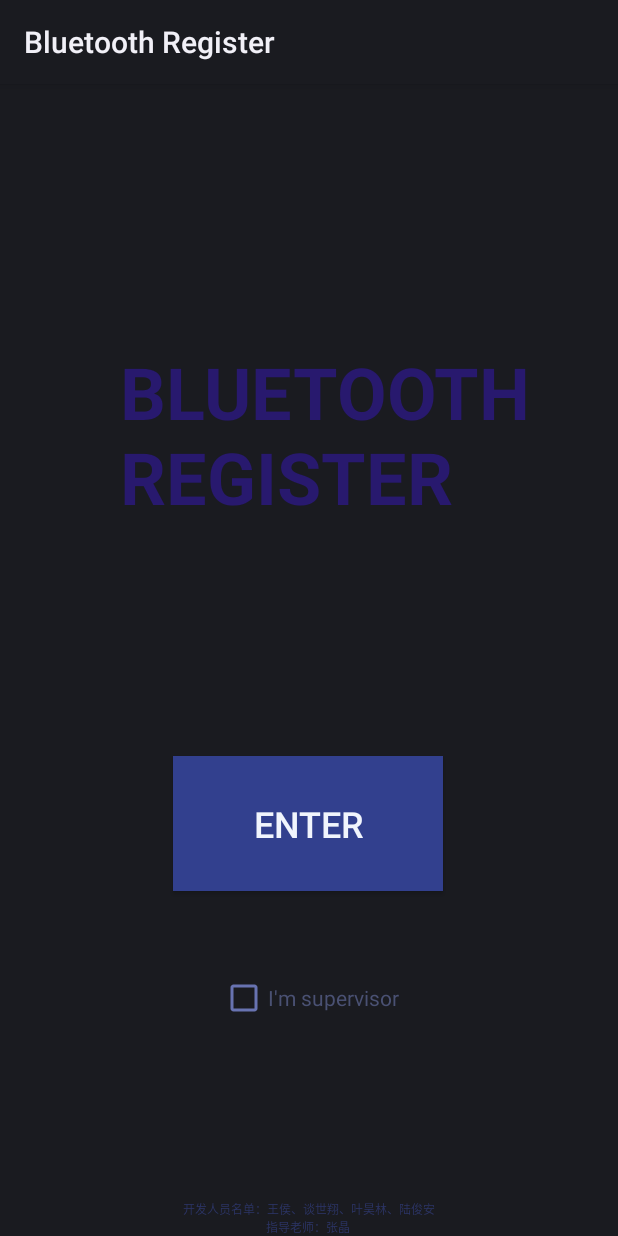
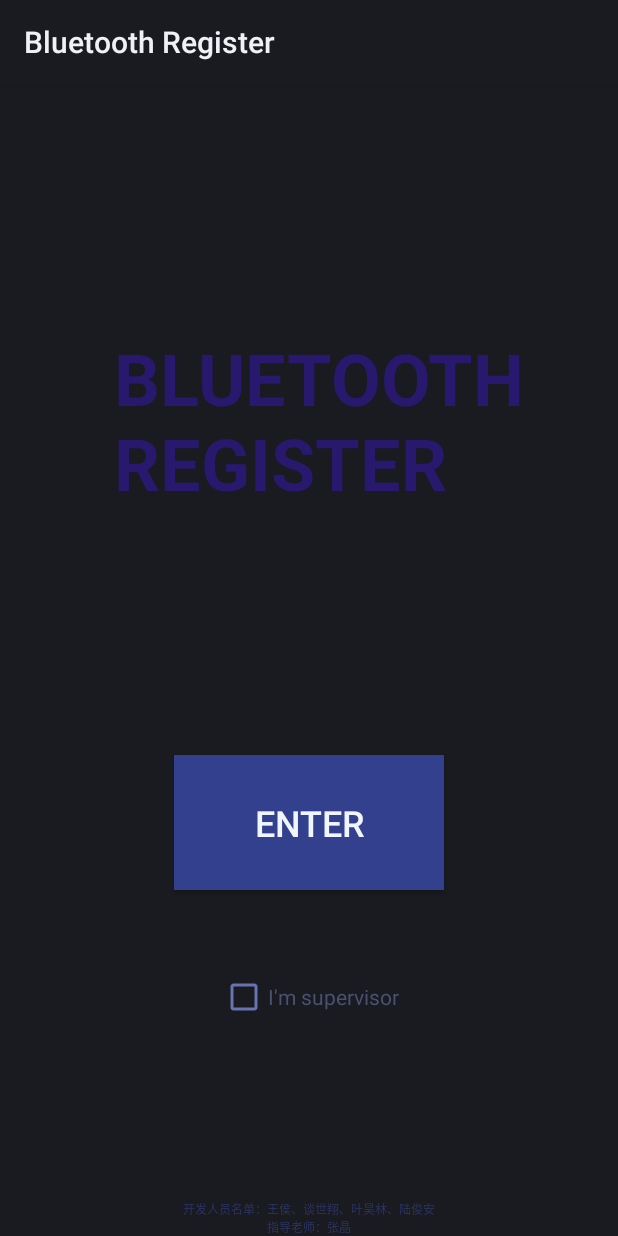
Before and after one commit to The-fourth-Marquis/com.example.android.bluetoothchat, an Android app: the screen it shows after launch (StartPageActivity), on a phone screen of 412 x 824 dp. Run offline under Robolectric (Android 15) with nearby library versions, the phone set to English and light mode, and no system bars.

Commit message:
主页对齐问题调整

```diff
--- a/Application/src/main/res/layout/activity_start_page.xml
+++ b/Application/src/main/res/layout/activity_start_page.xml
@@ -28,10 +28,10 @@
         android:textSize="24sp"
         app:layout_constraintBottom_toBottomOf="parent"
         app:layout_constraintEnd_toEndOf="parent"
-        app:layout_constraintHorizontal_bias="0.497"
+        app:layout_constraintHorizontal_bias="0.5"
         app:layout_constraintStart_toStartOf="parent"
         app:layout_constraintTop_toTopOf="parent"
-        app:layout_constraintVertical_bias="0.661" />
+        app:layout_constraintVertical_bias="0.66" />
 
     <TextView
         android:id="@+id/textView3"
@@ -44,10 +44,10 @@
         android:textStyle="bold"
         app:layout_constraintBottom_toTopOf="@+id/enter"
         app:layout_constraintEnd_toEndOf="parent"
-        app:layout_constraintHorizontal_bias="0.575"
+        app:layout_constraintHorizontal_bias="0.55"
         app:layout_constraintStart_toStartOf="parent"
         app:layout_constraintTop_toTopOf="parent"
-        app:layout_constraintVertical_bias="0.528" />
+        app:layout_constraintVertical_bias="0.5" />
 
     <TextView
         android:id="@+id/textView5"
@@ -71,7 +71,7 @@
         android:textSize="8sp"
         app:layout_constraintBottom_toBottomOf="parent"
         app:layout_constraintEnd_toEndOf="parent"
-        app:layout_constraintHorizontal_bias="0.498"
+        app:layout_constraintHorizontal_bias="0.5"
         app:layout_constraintStart_toStartOf="parent" />
 
 </androidx.constraintlayout.widget.ConstraintLayout>
```
